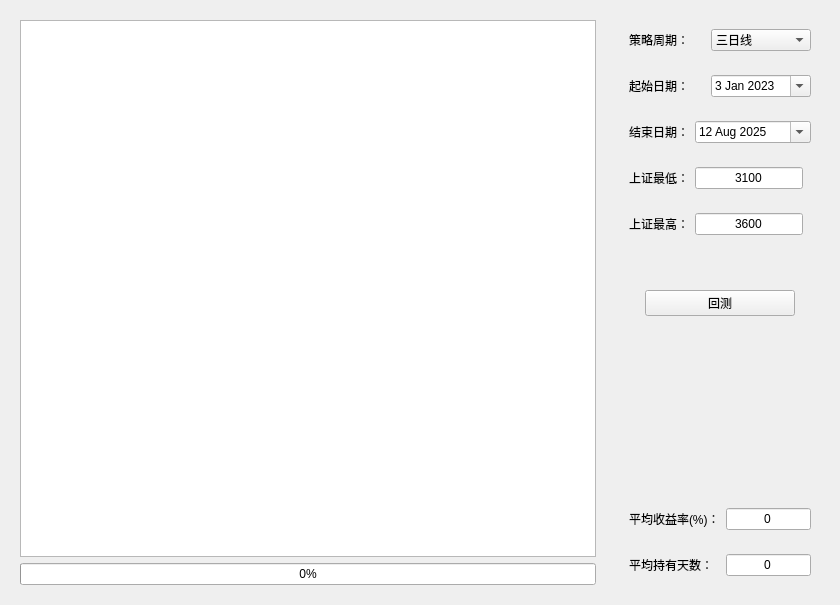
Qt form ui_page/page_two.ui (DokinWang/MakeMoneyGUI) before a commit.
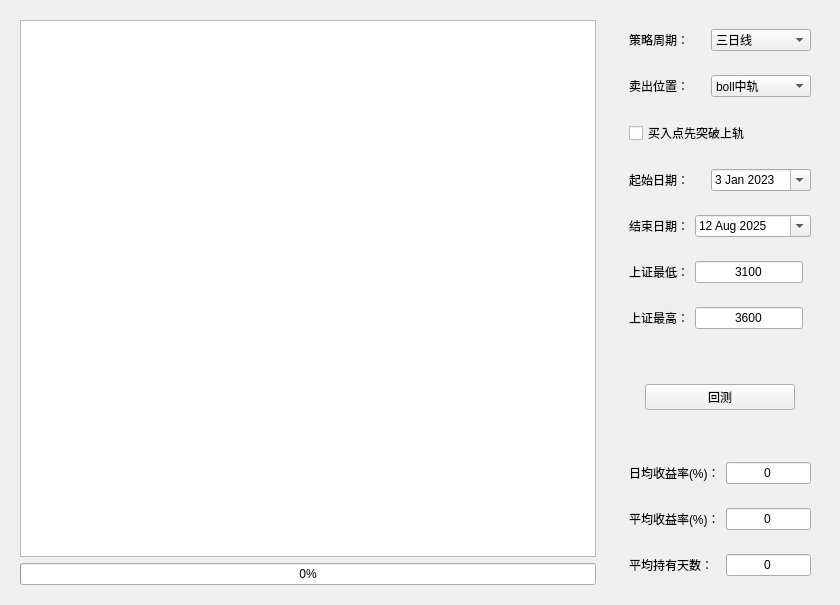
The same form after that commit. Custom widgets are drawn as their Qt base class.

Commit message: 回测增加卖出位置选择和是否需要先突破上轨的选择

What changed in the file:
```diff
--- a/ui_page/page_two.ui
+++ b/ui_page/page_two.ui
@@ -81,7 +81,7 @@
        <height>16777215</height>
       </size>
      </property>
-     <layout class="QVBoxLayout" name="verticalLayout" stretch="1,1,1,1,1,0,1,1,1,1">
+     <layout class="QVBoxLayout" name="verticalLayout" stretch="1,0,0,1,1,1,1,0,1,1,0,1,1">
       <item>
        <widget class="QWidget" name="widget_2" native="true">
         <property name="sizePolicy">
@@ -135,6 +135,85 @@
              <string>周线</string>
             </property>
            </item>
+           <item>
+            <property name="text">
+             <string>月线</string>
+            </property>
+           </item>
+          </widget>
+         </item>
+        </layout>
+       </widget>
+      </item>
+      <item>
+       <widget class="QWidget" name="widget_10" native="true">
+        <property name="sizePolicy">
+         <sizepolicy hsizetype="Expanding" vsizetype="Preferred">
+          <horstretch>0</horstretch>
+          <verstretch>0</verstretch>
+         </sizepolicy>
+        </property>
+        <property name="maximumSize">
+         <size>
+          <width>16777215</width>
+          <height>40</height>
+         </size>
+        </property>
+        <layout class="QHBoxLayout" name="horizontalLayout_9">
+         <item>
+          <widget class="QLabel" name="label_8">
+           <property name="sizePolicy">
+            <sizepolicy hsizetype="Expanding" vsizetype="Preferred">
+             <horstretch>0</horstretch>
+             <verstretch>0</verstretch>
+            </sizepolicy>
+           </property>
+           <property name="styleSheet">
+            <string notr="true">font: 11pt &quot;Microsoft YaHei UI&quot;;</string>
+           </property>
+           <property name="text">
+            <string>卖出位置：</string>
+           </property>
+          </widget>
+         </item>
+         <item>
+          <widget class="QComboBox" name="sellPos">
+           <property name="minimumSize">
+            <size>
+             <width>100</width>
+             <height>0</height>
+            </size>
+           </property>
+           <property name="styleSheet">
+            <string notr="true">font: 11pt &quot;Microsoft YaHei UI&quot;;
+QComboBox \n{\n	combobox-popup: 0;\n}</string>
+           </property>
+           <item>
+            <property name="text">
+             <string>boll中轨</string>
+            </property>
+           </item>
+           <item>
+            <property name="text">
+             <string>boll上轨</string>
+            </property>
+           </item>
+          </widget>
+         </item>
+        </layout>
+       </widget>
+      </item>
+      <item>
+       <widget class="QWidget" name="widget_11" native="true">
+        <layout class="QHBoxLayout" name="horizontalLayout_10">
+         <item>
+          <widget class="QCheckBox" name="breakUp">
+           <property name="styleSheet">
+            <string notr="true">font: 11pt &quot;Microsoft YaHei UI&quot;;</string>
+           </property>
+           <property name="text">
+            <string>买入点先突破上轨</string>
+           </property>
           </widget>
          </item>
         </layout>
@@ -193,7 +272,7 @@
            </property>
            <property name="dateTime">
             <datetime>
-             <hour>16</hour>
+             <hour>8</hour>
              <minute>0</minute>
              <second>0</second>
              <year>2023</year>
@@ -203,7 +282,7 @@
            </property>
            <property name="minimumDateTime">
             <datetime>
-             <hour>16</hour>
+             <hour>8</hour>
              <minute>0</minute>
              <second>0</second>
              <year>2023</year>
@@ -276,7 +355,7 @@
            </property>
            <property name="dateTime">
             <datetime>
-             <hour>8</hour>
+             <hour>0</hour>
              <minute>0</minute>
              <second>0</second>
              <year>2025</year>
@@ -488,6 +567,62 @@
         </property>
        </spacer>
       </item>
+      <item>
+       <widget class="QWidget" name="widget_12" native="true">
+        <property name="sizePolicy">
+         <sizepolicy hsizetype="Expanding" vsizetype="Preferred">
+          <horstretch>0</horstretch>
+          <verstretch>0</verstretch>
+         </sizepolicy>
+        </property>
+        <property name="maximumSize">
+         <size>
+          <width>200</width>
+          <height>40</height>
+         </size>
+        </property>
+        <layout class="QHBoxLayout" name="horizontalLayout_11">
+         <item alignment="Qt::AlignLeft">
+          <widget class="QLabel" name="label_9">
+           <property name="styleSheet">
+            <string notr="true">font: 11pt &quot;Microsoft YaHei UI&quot;;</string>
+           </property>
+           <property name="text">
+            <string>日均收益率(%)：</string>
+           </property>
+          </widget>
+         </item>
+         <item>
+          <widget class="QLineEdit" name="day_ret">
+           <property name="minimumSize">
+            <size>
+             <width>70</width>
+             <height>0</height>
+            </size>
+           </property>
+           <property name="maximumSize">
+            <size>
+             <width>16777215</width>
+             <height>16777215</height>
+            </size>
+           </property>
+           <property name="styleSheet">
+            <string notr="true">font: 11pt &quot;Microsoft YaHei UI&quot;;</string>
+           </property>
+           <property name="text">
+            <string>0</string>
+           </property>
+           <property name="alignment">
+            <set>Qt::AlignCenter</set>
+           </property>
+           <property name="readOnly">
+            <bool>true</bool>
+           </property>
+          </widget>
+         </item>
+        </layout>
+       </widget>
+      </item>
       <item alignment="Qt::AlignLeft">
        <widget class="QWidget" name="widget_7" native="true">
         <property name="sizePolicy">
```
The commit also changes 608 other files.
